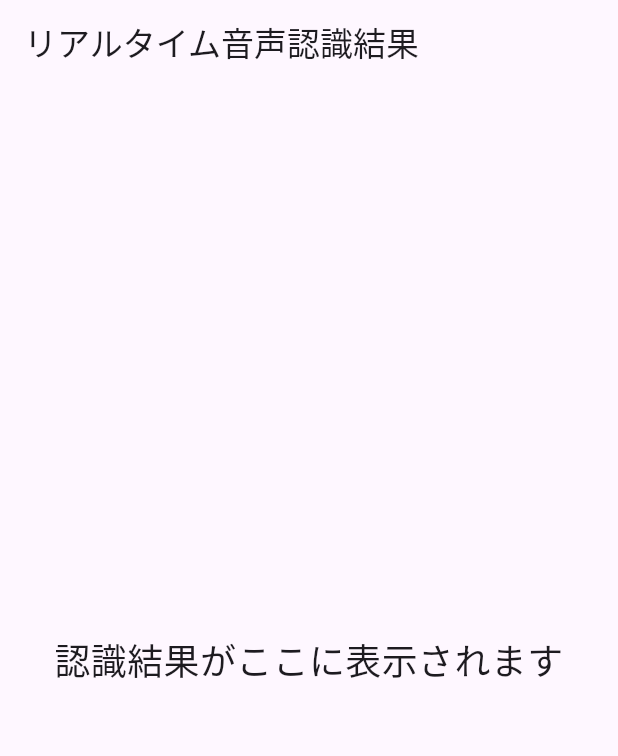
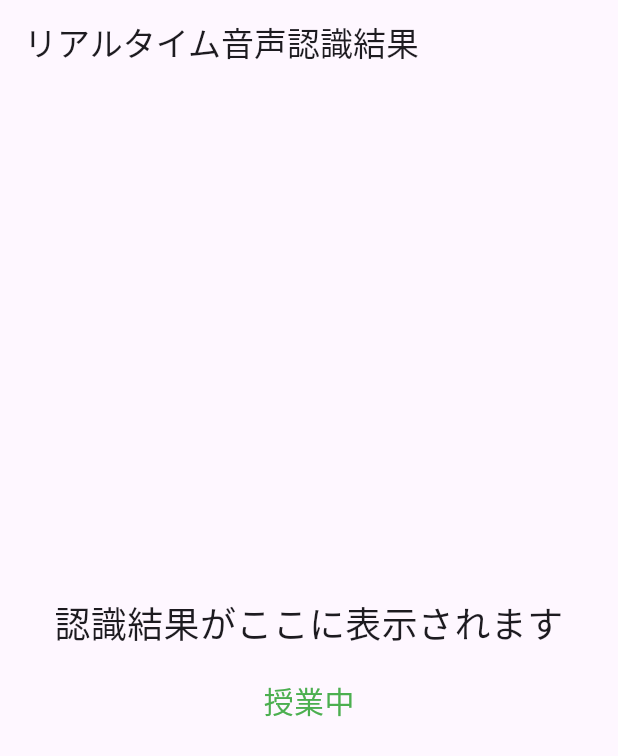
Before and after one commit to jphacks/hs_2404, a Flutter app: the screen it shows after launch, on a phone screen of 412 x 824 dp. Shown: the top 756 px of the screen. Run offline on Flutter 3.47's test engine with Material 3 defaults, Android fonts, the phone set to English and light mode, and no system bars; network calls fail.

Commit message:
feat: display-keyword

```diff
--- a/front_end/lib/main.dart
+++ b/front_end/lib/main.dart
@@ -27,15 +27,18 @@ class RecognizePage extends StatefulWidget {
 
 class _RecognizePageState extends State<RecognizePage> {
   String recognizedText = "認識結果がここに表示されます";
+  String keyword = "授業中";
 
   // Flaskサーバーからデータを取得する関数
   Future<void> fetchRecognizedText() async {
     try {
-      final response = await http.get(Uri.parse('http://localhost:5000/recognize'));
+      final response =
+          await http.get(Uri.parse('http://localhost:5000/recognize'));
       if (response.statusCode == 200) {
         final data = jsonDecode(response.body);
         setState(() {
           recognizedText = data['recognized_text'];
+          keyword = data['keyword'];
         });
       } else {
         print('サーバーからデータを取得できませんでした。ステータスコード: ${response.statusCode}');
@@ -52,7 +55,8 @@ class _RecognizePageState extends State<RecognizePage> {
   void initState() {
     super.initState();
     // 1秒ごとにAPIからデータを取得するタイマーを設定
-    timer = Timer.periodic(Duration(seconds: 1), (Timer t) => fetchRecognizedText());
+    timer = Timer.periodic(
+        Duration(seconds: 1), (Timer t) => fetchRecognizedText());
   }
 
   @override
@@ -71,12 +75,21 @@ class _RecognizePageState extends State<RecognizePage> {
       body: Center(
         child: Padding(
             padding: const EdgeInsets.all(16.0),
-          child: Text(
+            child:
+                Column(mainAxisAlignment: MainAxisAlignment.center, children: [
+              Text(
                 recognizedText,
                 style: TextStyle(fontSize: 24),
                 textAlign: TextAlign.center,
               ),
+              SizedBox(height: 20),
+              Text(
+                keyword,
+                style: TextStyle(
+                    fontSize: 20,
+                    color: (keyword == "授業中") ? Colors.green : Colors.red),
               ),
+            ])),
       ),
     );
   }
```
Also changed, not shown: 1 other file. Lines whose indentation alone changed are shown as unchanged.
